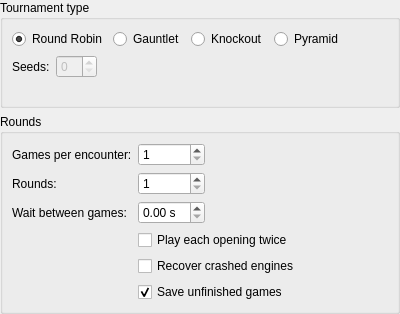
Above: projects/gui/ui/tournamentsettingswidget.ui from cutechess/cutechess before the change. Below: the same form after it.
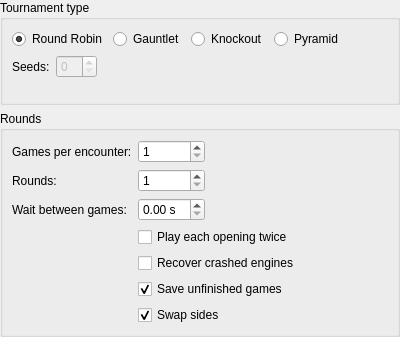
That is the form after the change.

Commit message:
Add checkbox to TournamentSettingsWidget to enable/disable swapping of sides within an encounter
Corresponds to CLI's -noswap option (CLI feature request #95).

The edit to the form file:
```diff
--- a/projects/gui/ui/tournamentsettingswidget.ui
+++ b/projects/gui/ui/tournamentsettingswidget.ui
@@ -7,7 +7,7 @@
     <x>0</x>
     <y>0</y>
     <width>400</width>
-    <height>314</height>
+    <height>337</height>
    </rect>
   </property>
   <property name="windowTitle">
@@ -215,6 +215,19 @@
         </property>
        </widget>
       </item>
+      <item row="6" column="1">
+       <widget class="QCheckBox" name="m_swapCheck">
+        <property name="toolTip">
+         <string>Swap colors after each game within an encounter (default: true)</string>
+        </property>
+        <property name="text">
+         <string>Swap sides</string>
+        </property>
+        <property name="checked">
+         <bool>true</bool>
+        </property>
+       </widget>
+      </item>
      </layout>
     </widget>
    </item>
```
The commit also changes 3 other files.
